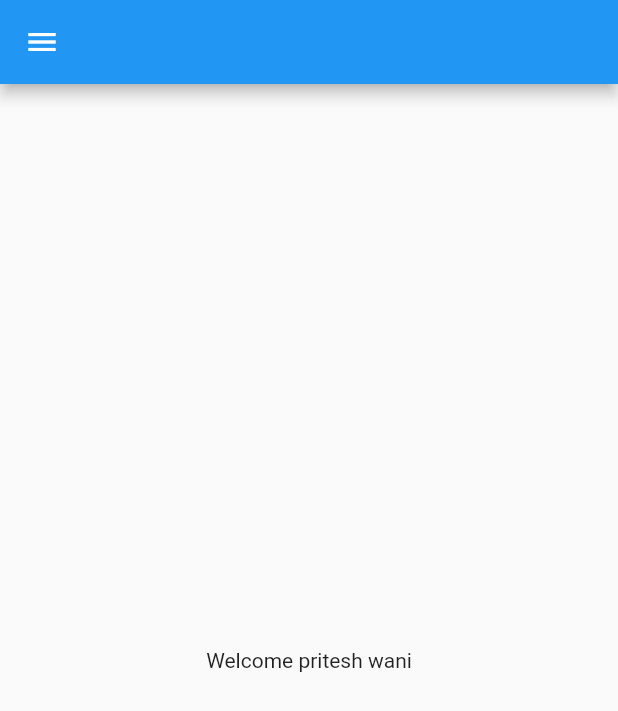
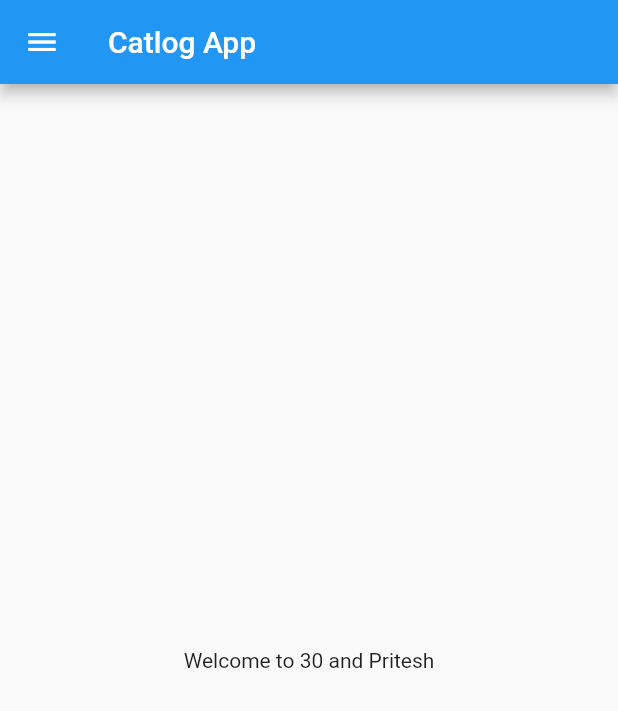
Before and after one commit to priteshwani22/FlutterDemo, a Flutter app: the screen it shows after launch, on a phone screen of 412 x 824 dp. Shown: the top 711 px of the screen. Run offline on Flutter 3.47's test engine with Material 2 defaults, Android fonts, the phone set to English and light mode, and no system bars.

Commit message:
day2 "done"

```diff
--- a/lib/home_page.dart
+++ b/lib/home_page.dart
@@ -2,13 +2,17 @@ import 'package:flutter/material.dart';
 
 //STLE Enter
 class HomePage extends StatelessWidget {
+  final int days = 30;
+  final String name = "Pritesh";
   @override
   Widget build(BuildContext context) {
     return Scaffold(
-      appBar: AppBar(),
+      appBar: AppBar(
+        title: Text("Catlog App"),
+      ),
       body: Center(
           child: Container(
-        child: Text("Welcome pritesh wani"),
+        child: Text("Welcome to $days and $name"),
       )),
       drawer: Drawer(),
     );
```
